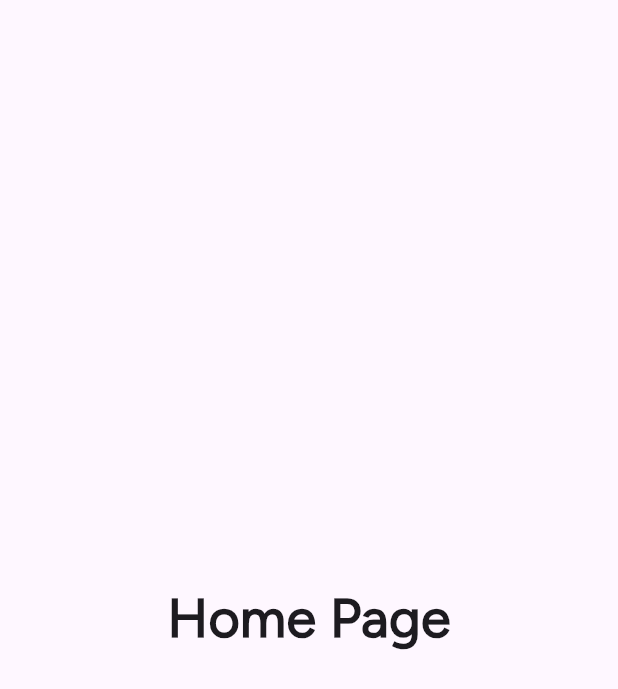
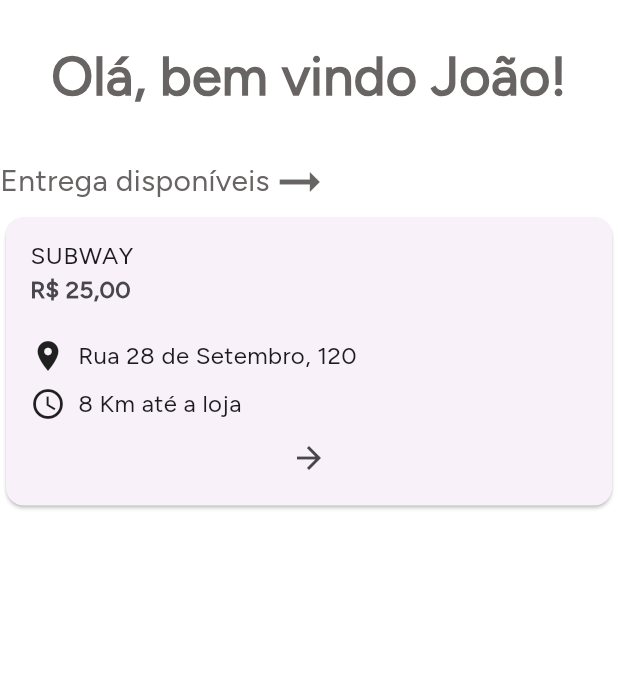
Before and after one commit to Matheusdeicke/aplicativo-entregasdev, a Flutter app: the HomePage screen opened by its route, on a phone screen of 412 x 824 dp. Shown: the top 689 px of the screen. Run offline on Flutter 3.47's test engine with Material 3 defaults, Android fonts, the phone set to English and light mode, and no system bars; our stand-ins replace flutter_modular, sqflite; accounts and stored records are empty.

Commit message:
feat: começando a estruturar o DB e a tela de home

```diff
--- a/entrega_dev/lib/app_widget.dart
+++ b/entrega_dev/lib/app_widget.dart
@@ -1,5 +1,3 @@
-// Main widget contendo MaterialApp
-
 import 'package:flutter/material.dart';
 import 'package:flutter_modular/flutter_modular.dart';
 
--- a/entrega_dev/lib/core/home/home_page.dart
+++ b/entrega_dev/lib/core/home/home_page.dart
@@ -1,3 +1,4 @@
+import 'package:entrega_dev/theme/colors.dart';
 import 'package:flutter/material.dart';
 
 class HomePage extends StatefulWidget {
@@ -11,16 +12,108 @@
   @override
   Widget build(BuildContext context) {
     return Scaffold(
-      body: Center(
+      backgroundColor: AppColors.preto,
+      body: Column(
+        children: [
+          Padding(
+            padding: const EdgeInsets.all(25.0),
+            child: Center(
               child: Text(
-          'Home Page',
+                'Olá, bem vindo João!',
                 style: TextStyle(
+                  color: const Color.fromARGB(255, 105, 100, 100),
                   fontFamily: 'Figtree',
                   fontSize: 36,
                   fontWeight: FontWeight.bold,
                 ),
               ),
             ),
+          ),
+          Row(
+            children: [
+              Text(
+                'Entrega disponíveis',
+                style: TextStyle(
+                  color: const Color.fromARGB(255, 105, 100, 100),
+                  fontFamily: 'Figtree',
+                  fontSize: 20,
+                ),
+              ),
+              Icon(
+                Icons.arrow_right_alt,
+                size: 40,
+                color: const Color.fromARGB(255, 105, 100, 100),
+              ),
+            ],
+          ),
+          Card(
+            child: Column(
+              crossAxisAlignment: CrossAxisAlignment.start,
+              children: [
+                ListTile(
+                  title: Text(
+                    'SUBWAY',
+                    style: TextStyle(fontFamily: 'Figtree', fontSize: 16),
+                  ),
+                  subtitle: Text(
+                    'R\$ 25,00',
+                    style: TextStyle(
+                      fontFamily: 'Figtree',
+                      fontSize: 16,
+                      fontWeight: FontWeight.bold,
+                    ),
+                  ),
+                ),
+                Padding(
+                  padding: EdgeInsets.symmetric(
+                    horizontal: 16.0,
+                    vertical: 8.0,
+                  ),
+                  child: Column(
+                    children: [
+                      Row(
+                        children: [
+                          Icon(Icons.location_on),
+                          SizedBox(width: 8.0),
+                          Text(
+                            'Rua 28 de Setembro, 120',
+                            style: TextStyle(
+                              fontFamily: 'Figtree',
+                              fontSize: 16,
+                            ),
+                          ),
+                        ],
+                      ),
+                      SizedBox(height: 8.0),
+                      Expanded(
+                        child: Row(
+                          children: [
+                            Icon(Icons.access_time),
+                            SizedBox(width: 8.0),
+                            Text(
+                              '8 Km até a loja',
+                              style: TextStyle(
+                                fontFamily: 'Figtree',
+                                fontSize: 16,
+                              ),
+                            ),
+                          ],
+                        ),
+                      ),
+                      IconButton(
+                        icon: Icon(Icons.arrow_forward),
+                        onPressed: () {},
+                      ),
+                    ],
+                  ),
+                ),
+              ],
+            ),
+          ),
+        ],
+      ),
     );
   }
 }
+
+// Componentizar as rows
--- /dev/null
+++ b/entrega_dev/lib/database/db.dart
@@ -0,0 +1,49 @@
+
+import 'package:sqflite/sqlite_api.dart';
+import 'package:sqflite/sqflite.dart';
+import 'package:path/path.dart';
+
+class Db {
+  // Criar um construtor com acesso privado
+  Db._();
+
+  static final Db instante = Db._();
+  static Database? _database;
+
+  get database async {
+    if (_database != null) return _database;
+
+    return await _initDatabase();
+  }
+
+  _initDatabase() async {
+    return await openDatabase(
+      join (await getDatabasesPath(), 'entrega_dev.db'),
+      version: 1,
+      onCreate: _onCreate,
+    );
+  }
+
+  _onCreate(db, version) async {
+    await db.execute(_usuarios);
+    await db.execute(_pedidos);
+    await db.execute(_lojas);
+    await db.execute(_historico);
+  }
+
+  String get _usuarios => '''
+
+  ''';
+
+  String get _pedidos => '''
+
+  ''';
+
+  String get _lojas => '''
+
+  ''';
+
+  String get _historico => '''
+
+  ''';
+}
--- a/entrega_dev/pubspec.yaml
+++ b/entrega_dev/pubspec.yaml
@@ -31,6 +31,7 @@
   flutter:
     sdk: flutter
   flutter_modular: ^6.3.4
+  sqflite: ^2.4.2
 
   # The following adds the Cupertino Icons font to your application.
   # Use with the CupertinoIcons class for iOS style icons.
```
Also changed, not shown: entrega_dev/pubspec.lock, 2 other files. Lines whose indentation alone changed are shown as unchanged.
